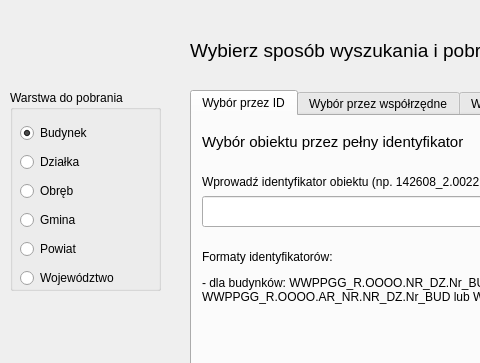
This is ui/uldk_gugik_dialog_base.ui in envirosolutionspl/uldk_gugik as Qt 5 draws it before an edit; both pictures show x 0 to 480 and y 0 to 363 of the 836 by 514 pixel window. The edited form follows.
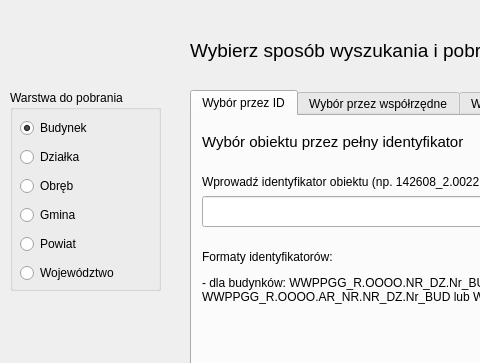
This is the edited form. Icons and pictures are not drawn. Custom widgets are drawn as their Qt base class.

```diff
--- a/ui/uldk_gugik_dialog_base.ui
+++ b/ui/uldk_gugik_dialog_base.ui
@@ -710,9 +710,9 @@
     <property name="geometry">
      <rect>
       <x>10</x>
-      <y>30</y>
-      <width>124</width>
-      <height>176</height>
+      <y>25</y>
+      <width>121</width>
+      <height>171</height>
      </rect>
     </property>
     <layout class="QVBoxLayout" name="verticalLayout">
```
